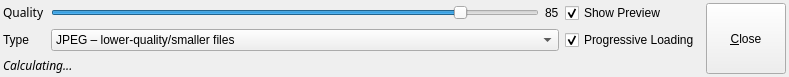
This is trunk/app/savesettingstool.ui in BackupTheBerlios/imagerocket-svn as Qt 5 draws it before an edit. The edited form follows.
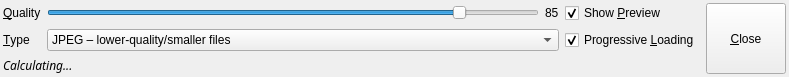
This is the edited form.

Commit message: Added the crop tool Changed code in RocketWindow so key shortcuts work again -- shortcuts were broken by the toolbox sort code added in #70 Deleted TinyButton, since QToolButton seems to work well enough for this purpose, and replaced uses of the former with the latter Added more key accelerators to dialogs throughout the program Changed tab order in several dialogs as well Shrank the size of a RocketWindow button by removing "Image" from "Image Save Setting" Set svn properties, such as eol-style and mime-type, on a few missed files Fixed a stupid bug in the gamma tool

```diff
--- a/trunk/app/savesettingstool.ui
+++ b/trunk/app/savesettingstool.ui
@@ -32,7 +32,7 @@
    <item row="1" column="3" >
     <widget class="QCheckBox" name="chkProgressiveLoading" >
      <property name="text" >
-      <string>Progressive Loading</string>
+      <string>Progressive &amp;Loading</string>
      </property>
      <property name="checked" >
       <bool>true</bool>
@@ -42,7 +42,7 @@
    <item row="0" column="3" >
     <widget class="QCheckBox" name="chkShowPreview" >
      <property name="text" >
-      <string>Show Preview</string>
+      <string>Show &amp;Preview</string>
      </property>
      <property name="checked" >
       <bool>true</bool>
@@ -52,7 +52,10 @@
    <item row="0" column="0" >
     <widget class="QLabel" name="label" >
      <property name="text" >
-      <string>&lt;html>&lt;head>&lt;meta name="qrichtext" content="1" />&lt;/head>&lt;body style=" white-space: pre-wrap; font-family:Sans Serif; font-weight:400; font-style:normal; text-decoration:none;">&lt;p style=" margin-top:0px; margin-bottom:0px; margin-left:0px; margin-right:0px; -qt-block-indent:0; text-indent:0px;">Quality&lt;/p>&lt;/body>&lt;/html></string>
+      <string>&amp;Quality</string>
+     </property>
+     <property name="buddy" >
+      <cstring>sldQuality</cstring>
      </property>
     </widget>
    </item>
@@ -86,7 +89,10 @@
    <item row="1" column="0" >
     <widget class="QLabel" name="label_3" >
      <property name="text" >
-      <string>Type</string>
+      <string>&amp;Type</string>
+     </property>
+     <property name="buddy" >
+      <cstring>cmbType</cstring>
      </property>
     </widget>
    </item>
```
Left out of the diff: 7 changed lines with no effect on the pictures. The commit also changes 23 other files.
